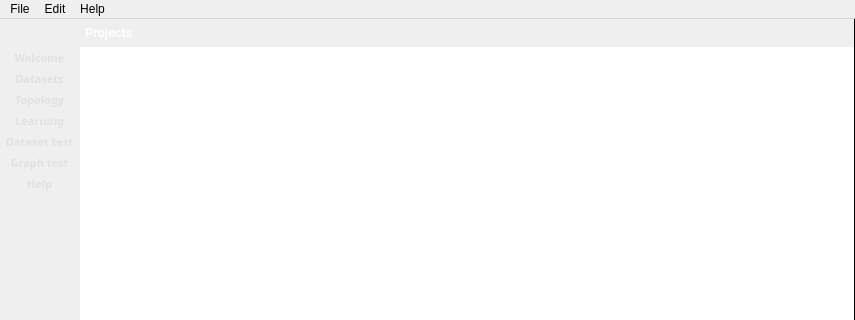
Qt form ApplicationUi/MainWindow.ui (kacerpetr/NNCreator) before a commit; both pictures show x 0 to 855 and y 0 to 320 of the 855 by 617 pixel window.
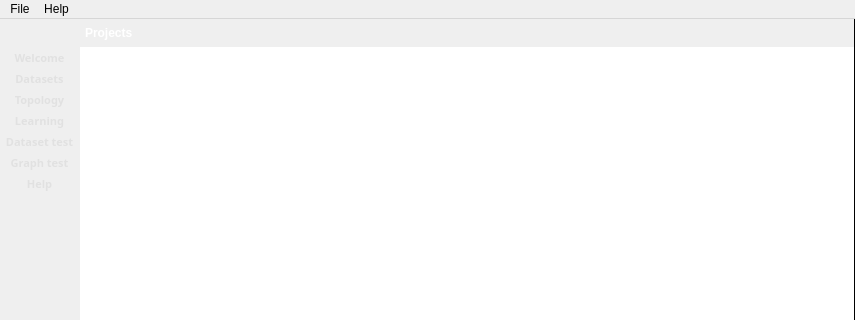
The same form after that commit. Icons and pictures are not drawn.

Diff of the .ui file:
```diff
--- a/ApplicationUi/MainWindow.ui
+++ b/ApplicationUi/MainWindow.ui
@@ -917,16 +917,7 @@
     <addaction name="actionAbout"/>
     <addaction name="actionAboutQt4"/>
    </widget>
-   <widget class="QMenu" name="menuEdit">
-    <property name="title">
-     <string>Edit</string>
-    </property>
-    <addaction name="actionCut"/>
-    <addaction name="actionCopy"/>
-    <addaction name="actionPaste"/>
-   </widget>
    <addaction name="menuFile"/>
-   <addaction name="menuEdit"/>
    <addaction name="menuHelp"/>
   </widget>
   <widget class="QStatusBar" name="statusBar">
```
Left out of the diff: 1 changed line with no effect on the pictures.
